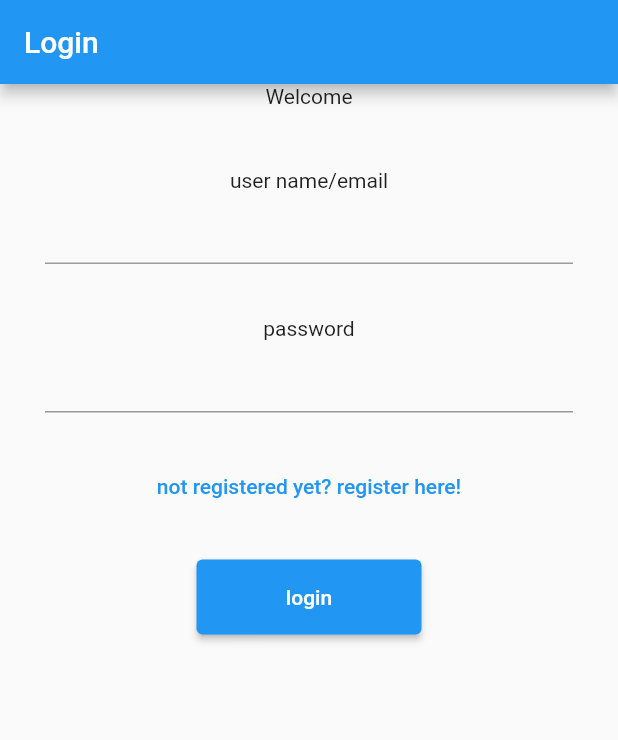
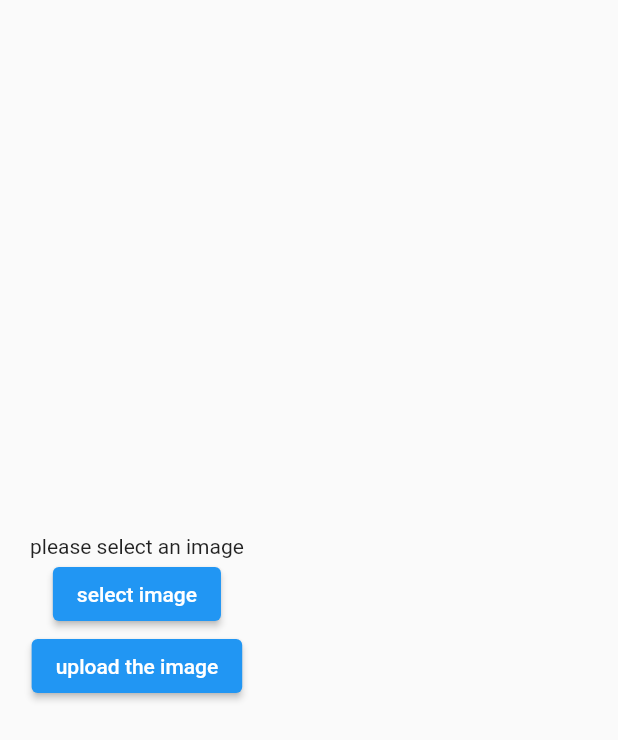
Before and after one commit to hooshyar/wecode_firebase_flutter, a Flutter app: the screen it shows after launch, on a phone screen of 412 x 824 dp. Shown: the top 740 px of the screen. Run offline on Flutter 3.47's test engine with Material 2 defaults, Android fonts, the light colour scheme and no system bars; our stand-ins replace cloud_firestore, firebase_auth, firebase_core, firebase_storage, image_picker; accounts and stored records are empty.

Commit message:
Image pixker

```diff
--- a/lib/src/root.dart
+++ b/lib/src/root.dart
@@ -4,6 +4,7 @@ import 'package:flutter/src/foundation/key.dart';
 import 'package:flutter/src/widgets/framework.dart';
 import 'package:wecode_firebase_flutter/src/screens/crud_operation_screen.dart';
 import 'package:wecode_firebase_flutter/src/screens/login_screen_view.dart';
+import 'package:wecode_firebase_flutter/src/screens/upload_image_screen_view.dart';
 
 class RootApp extends StatelessWidget {
   const RootApp({Key? key}) : super(key: key);
@@ -14,7 +15,7 @@ class RootApp extends StatelessWidget {
       theme: ThemeData(
           appBarTheme:
               AppBarTheme(systemOverlayStyle: SystemUiOverlayStyle.dark)),
-      home: LoginScreenView(),
+      home: UploadImageScreen(),
     );
   }
 }
--- /dev/null
+++ b/lib/src/screens/upload_image_screen_view.dart
@@ -0,0 +1,75 @@
+import 'dart:io';
+
+import 'package:firebase_storage/firebase_storage.dart';
+import 'package:flutter/material.dart';
+import 'package:flutter/src/foundation/key.dart';
+import 'package:flutter/src/widgets/framework.dart';
+import 'package:image_picker/image_picker.dart';
+
+class UploadImageScreen extends StatefulWidget {
+  UploadImageScreen({Key? key}) : super(key: key);
+
+  @override
+  State<UploadImageScreen> createState() => _UploadImageScreenState();
+}
+
+class _UploadImageScreenState extends State<UploadImageScreen> {
+  final ImagePicker _picker = ImagePicker();
+
+  XFile? _selectedImage;
+  FirebaseStorage firebaseStorage = FirebaseStorage.instance;
+  @override
+  Widget build(BuildContext context) {
+    return Scaffold(
+      body: Container(
+        margin: EdgeInsets.all(20),
+        child: Column(
+          mainAxisAlignment: MainAxisAlignment.center,
+          crossAxisAlignment: CrossAxisAlignment.center,
+          children: [
+            _selectedImage == null
+                ? Container(
+                    child: Text('please select an image'),
+                  )
+                : Container(
+                    child: Image.file(File(_selectedImage!.path)),
+                  ),
+            ElevatedButton(
+                onPressed: () async {
+                  XFile? image =
+                      await _picker.pickImage(source: ImageSource.gallery);
+                  setState(() {
+                    _selectedImage = image;
+                  });
+
+                  //TODO: pick an image
+                },
+                child: Text('select image')),
+            ElevatedButton(
+                onPressed: () {
+                  uploadImage(File(_selectedImage!.path));
+                  //TODO: upload the image to firebase storage
+                },
+                child: Text('upload the image')),
+          ],
+        ),
+      ),
+    );
+  }
+
+  uploadImage(File file) {
+    //TODO: userImages/something.jpg
+    final storageRef = FirebaseStorage.instance.ref();
+
+    // Create a child reference
+// imagesRef now points to "images"
+    final imagesRef = storageRef.child("userImages");
+
+    imagesRef.putFile(file);
+
+// Child references can also take paths
+// spaceRef now points to "images/space.jpg
+// imagesRef still points to "images"
+    final spaceRef = storageRef.child("userImages/space.jpg");
+  }
+}
--- a/pubspec.yaml
+++ b/pubspec.yaml
@@ -37,6 +37,8 @@ dependencies:
   firebase_core: ^1.19.2
   cloud_firestore: ^3.3.0
   firebase_auth: ^3.6.1
+  image_picker: ^0.8.5+3
+  firebase_storage: ^10.3.4
 
 dev_dependencies:
   flutter_test:
```
Also changed, not shown: lib/src/screens/register_screen_view.dart (+3 -5 lines), pubspec.lock, 3 other files.
